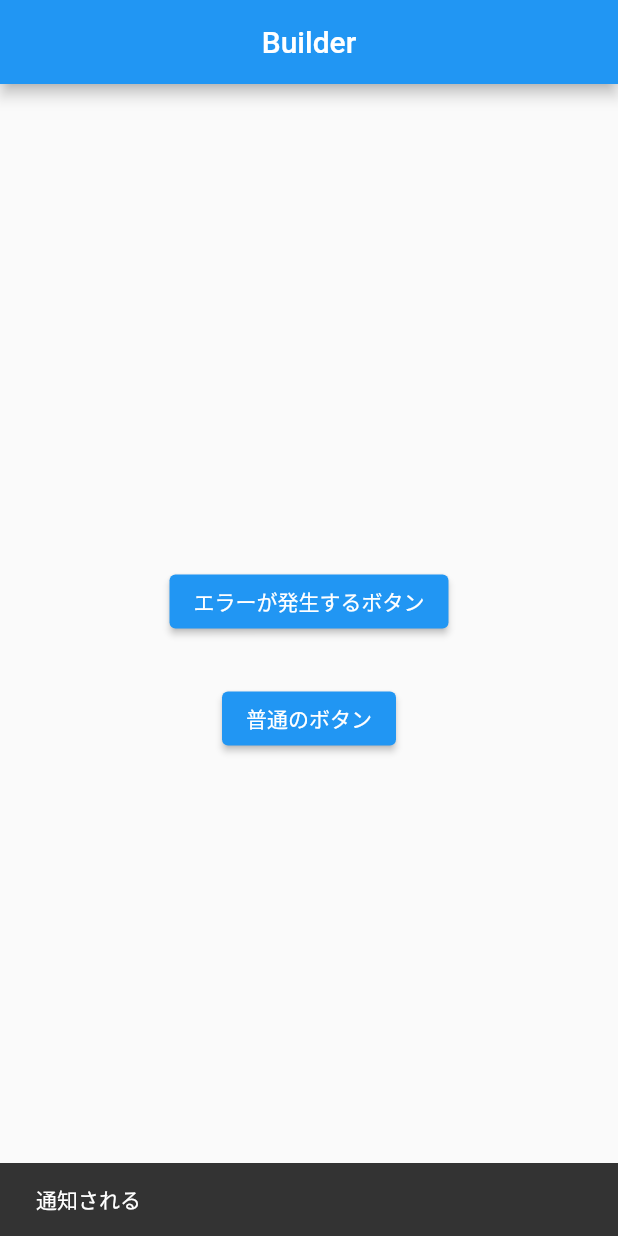
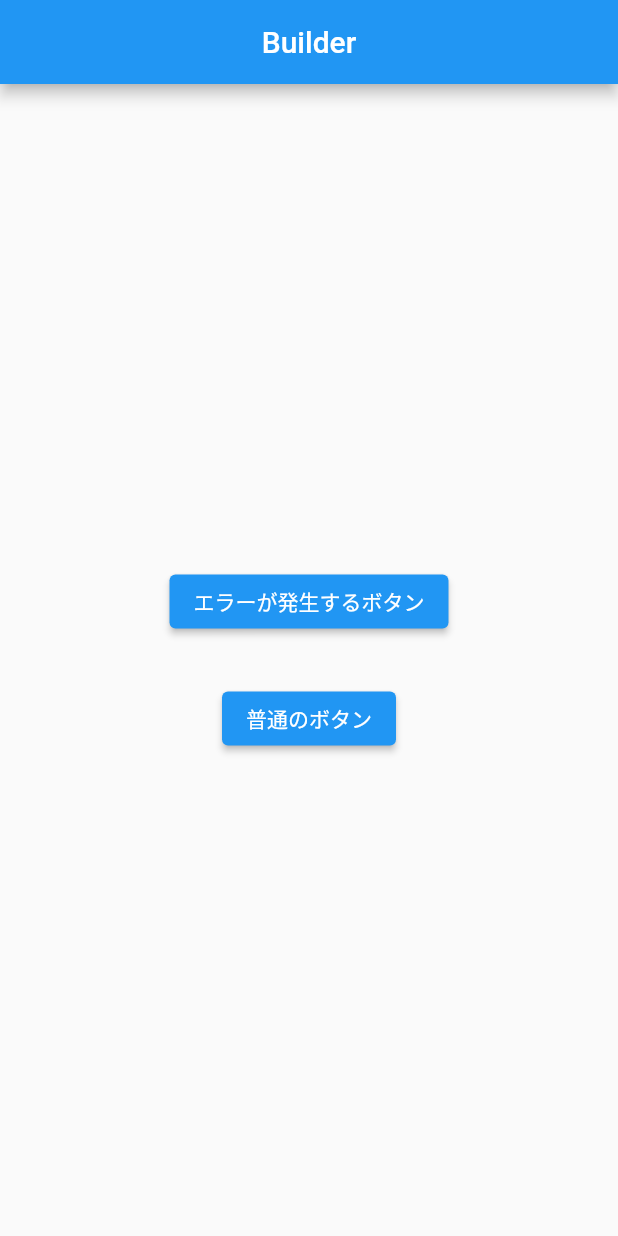
Before and after one commit to nobushiueshi/flutter_widget_of_the_week, a Flutter app: the SamplePage072 screen opened directly, after a tap on "普通のボタン", on a phone screen of 412 x 824 dp. Run offline on Flutter 3.47's test engine with Material 2 defaults, Android fonts, the phone set to English and light mode, and no system bars; our stand-ins replace device_info_plus, flutter_slidable, location, sqflite; accounts and stored records are empty.

Commit message:
Flutter 3.3.0へバージョンアップ.

```diff
--- a/lib/presentation/pages/sample030/sample_page_036.dart
+++ b/lib/presentation/pages/sample030/sample_page_036.dart
@@ -34,7 +34,7 @@ class _SamplePage036State extends State<SamplePage036> {
                       });
                     },
                     style: ElevatedButton.styleFrom(
-                      primary: Colors.blue,
+                      backgroundColor: Colors.blue,
                     ),
                     child: const Text('Blue'),
                   ),
@@ -45,7 +45,7 @@ class _SamplePage036State extends State<SamplePage036> {
                       });
                     },
                     style: ElevatedButton.styleFrom(
-                      primary: Colors.yellow,
+                      backgroundColor: Colors.yellow,
                     ),
                     child: const Text('Yellow'),
                   ),
@@ -56,7 +56,7 @@ class _SamplePage036State extends State<SamplePage036> {
                       });
                     },
                     style: ElevatedButton.styleFrom(
-                      primary: Colors.red,
+                      backgroundColor: Colors.red,
                     ),
                     child: const Text('Red'),
                   ),
--- a/lib/presentation/pages/sample050/sample_page_058.dart
+++ b/lib/presentation/pages/sample050/sample_page_058.dart
@@ -77,7 +77,6 @@ class _SamplePage058State extends State<SamplePage058> {
                         ],
                       );
                     },
-                    barrierDismissible: false,
                   );
                 },
                 child: const Text('CupertinoAlertDialog'),
--- a/lib/presentation/pages/sample070/sample_page_072.dart
+++ b/lib/presentation/pages/sample070/sample_page_072.dart
@@ -19,12 +19,12 @@ class SamplePage072 extends StatelessWidget {
             children: [
               ElevatedButton(
                 onPressed: () {
-                  // ignore: deprecated_member_use
-                  Scaffold.of(context).showSnackBar(
-                    const SnackBar(
-                      content: Text('通知されない'),
-                    ),
-                  );
+                  // Flutter 3.3.0より使えなくなった.
+                  // Scaffold.of(context).showSnackBar(
+                  //   const SnackBar(
+                  //     content: Text('通知されない'),
+                  //   ),
+                  // );
                 },
                 child: const Text('エラーが発生するボタン'),
               ),
@@ -33,12 +33,12 @@ class SamplePage072 extends StatelessWidget {
                 builder: (context) {
                   return ElevatedButton(
                     onPressed: () async {
-                      // ignore: deprecated_member_use
-                      Scaffold.of(context).showSnackBar(
-                        const SnackBar(
-                          content: Text('通知される'),
-                        ),
-                      );
+                      // Flutter 3.3.0より使えなくなった.
+                      // Scaffold.of(context).showSnackBar(
+                      //   const SnackBar(
+                      //     content: Text('通知される'),
+                      //   ),
+                      // );
                     },
                     child: const Text('普通のボタン'),
                   );
--- a/pubspec.yaml
+++ b/pubspec.yaml
@@ -12,13 +12,15 @@ publish_to: 'none' # Remove this line if you wish to publish to pub.dev
 # build by specifying --build-name and --build-number, respectively.
 # In Android, build-name is used as versionName while build-number used as versionCode.
 # Read more about Android versioning at https://developer.android.com/studio/publish/versioning
-# In iOS, build-name is used as CFBundleShortVersionString while build-number used as CFBundleVersion.
+# In iOS, build-name is used as CFBundleShortVersionString while build-number is used as CFBundleVersion.
 # Read more about iOS versioning at
 # https://developer.apple.com/library/archive/documentation/General/Reference/InfoPlistKeyReference/Articles/CoreFoundationKeys.html
+# In Windows, build-name is used as the major, minor, and patch parts
+# of the product and file versions while build-number is used as the build suffix.
 version: 1.0.0+1
 
 environment:
-  sdk: ">=2.17.1 <3.0.0"
+  sdk: '>=2.18.0 <3.0.0'
 
 # Dependencies specify other packages that your package needs in order to work.
 # To automatically upgrade your package dependencies to the latest versions
```
Also changed, not shown: lib/presentation/pages/sample060/sample_page_068.dart (+6 -7 lines), pubspec.lock, 8 other files.
